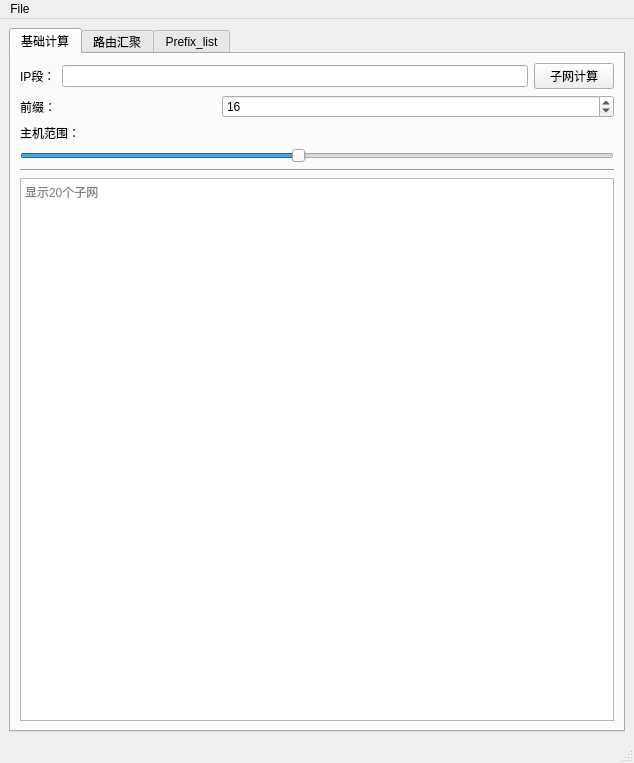
Old version of the form ui/ipCalc.ui in the repository Pony07/ipCalc.
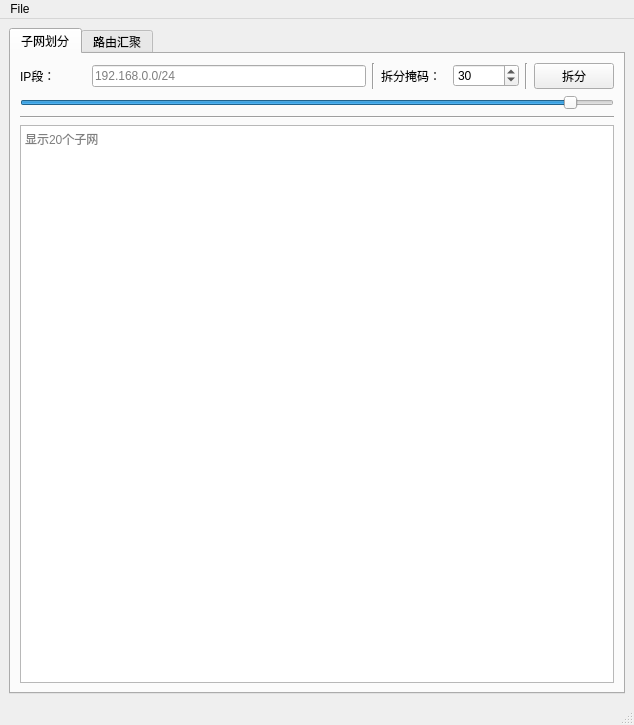
New version of the form.

```diff
--- a/ui/ipCalc.ui
+++ b/ui/ipCalc.ui
@@ -7,7 +7,7 @@
     <x>0</x>
     <y>0</y>
     <width>634</width>
-    <height>763</height>
+    <height>725</height>
    </rect>
   </property>
   <property name="windowTitle">
@@ -16,15 +16,15 @@
   <widget class="QWidget" name="centralwidget">
    <layout class="QGridLayout" name="gridLayout">
     <item row="1" column="0">
-     <layout class="QVBoxLayout" name="verticalLayout_2">
+     <layout class="QHBoxLayout" name="out">
       <item>
-       <widget class="QTabWidget" name="tabWidget">
+       <widget class="QTabWidget" name="tab">
         <property name="currentIndex">
          <number>0</number>
         </property>
         <widget class="QWidget" name="base_tab">
          <attribute name="title">
-          <string>基础计算</string>
+          <string>子网划分</string>
          </attribute>
          <layout class="QVBoxLayout" name="verticalLayout_3">
           <item>
@@ -39,45 +39,79 @@
                </widget>
               </item>
               <item>
-               <widget class="QLineEdit" name="ip_segment_value"/>
+               <widget class="QLineEdit" name="ip_segment_value">
+                <property name="minimumSize">
+                 <size>
+                  <width>274</width>
+                  <height>0</height>
+                 </size>
+                </property>
+                <property name="maximumSize">
+                 <size>
+                  <width>274</width>
+                  <height>16777215</height>
+                 </size>
+                </property>
+                <property name="maxLength">
+                 <number>32767</number>
+                </property>
+                <property name="placeholderText">
+                 <string>192.168.0.0/24</string>
+                </property>
+               </widget>
               </item>
               <item>
-               <widget class="QPushButton" name="subnet_calc">
-                <property name="text">
-                 <string>子网计算</string>
+               <widget class="Line" name="line_2">
+                <property name="orientation">
+                 <enum>Qt::Vertical</enum>
                 </property>
                </widget>
               </item>
-             </layout>
-            </item>
-            <item>
-             <layout class="QHBoxLayout" name="horizontalLayout_6" stretch="1,2">
               <item>
-               <widget class="QLabel" name="ip_prefix_label">
+               <widget class="QLabel" name="split_netmask_label">
                 <property name="text">
-                 <string>前缀：</string>
+                 <string>拆分掩码：</string>
                 </property>
                </widget>
               </item>
               <item>
-               <widget class="QSpinBox" name="ip_prefix_value">
+               <widget class="QSpinBox" name="split_netmask_value">
                 <property name="maximum">
                  <number>32</number>
                 </property>
                 <property name="value">
-                 <number>16</number>
+                 <number>30</number>
+                </property>
+               </widget>
+              </item>
+              <item>
+               <widget class="Line" name="line_3">
+                <property name="orientation">
+                 <enum>Qt::Vertical</enum>
+                </property>
+               </widget>
+              </item>
+              <item alignment="Qt::AlignBottom">
+               <widget class="QPushButton" name="split_subnet_button">
+                <property name="minimumSize">
+                 <size>
+                  <width>68</width>
+                  <height>0</height>
+                 </size>
+                </property>
+                <property name="maximumSize">
+                 <size>
+                  <width>16777215</width>
+                  <height>16777215</height>
+                 </size>
+                </property>
+                <property name="text">
+                 <string>拆分</string>
                 </property>
                </widget>
               </item>
              </layout>
             </item>
-            <item>
-             <widget class="QLabel" name="host_range_label">
-              <property name="text">
-               <string>主机范围：</string>
-              </property>
-             </widget>
-            </item>
             <item>
              <widget class="QSlider" name="subnet_Slider">
               <property name="mouseTracking">
@@ -93,7 +127,7 @@
                <number>15</number>
               </property>
               <property name="value">
-               <number>15</number>
+               <number>30</number>
               </property>
               <property name="orientation">
                <enum>Qt::Horizontal</enum>
@@ -122,11 +156,77 @@
          <attribute name="title">
           <string>路由汇聚</string>
          </attribute>
-        </widget>
-        <widget class="QWidget" name="tab_5">
-         <attribute name="title">
-          <string>Prefix_list</string>
-         </attribute>
+         <layout class="QVBoxLayout" name="verticalLayout_2">
+          <item>
+           <layout class="QHBoxLayout" name="title" stretch="3,3,1">
+            <item>
+             <widget class="QLabel" name="label_3">
+              <property name="text">
+               <string>汇总列表</string>
+              </property>
+              <property name="scaledContents">
+               <bool>false</bool>
+              </property>
+              <property name="alignment">
+               <set>Qt::AlignCenter</set>
+              </property>
+             </widget>
+            </item>
+            <item>
+             <widget class="QLabel" name="label_2">
+              <property name="text">
+               <string>汇总结果</string>
+              </property>
+              <property name="alignment">
+               <set>Qt::AlignCenter</set>
+              </property>
+             </widget>
+            </item>
+            <item>
+             <widget class="QPushButton" name="pushButton">
+              <property name="minimumSize">
+               <size>
+                <width>0</width>
+                <height>0</height>
+               </size>
+              </property>
+              <property name="maximumSize">
+               <size>
+                <width>16777215</width>
+                <height>16777215</height>
+               </size>
+              </property>
+              <property name="text">
+               <string>汇总</string>
+              </property>
+              <property name="autoRepeatDelay">
+               <number>300</number>
+              </property>
+              <property name="autoRepeatInterval">
+               <number>100</number>
+              </property>
+             </widget>
+            </item>
+           </layout>
+          </item>
+          <item>
+           <widget class="Line" name="line_4">
+            <property name="orientation">
+             <enum>Qt::Horizontal</enum>
+            </property>
+           </widget>
+          </item>
+          <item>
+           <layout class="QHBoxLayout" name="result">
+            <item>
+             <widget class="QTextEdit" name="textEdit"/>
+            </item>
+            <item>
+             <widget class="QTextEdit" name="textEdit_2"/>
+            </item>
+           </layout>
+          </item>
+         </layout>
         </widget>
        </widget>
       </item>
```
Left out of the diff: 30 changed lines with no effect on the pictures.
